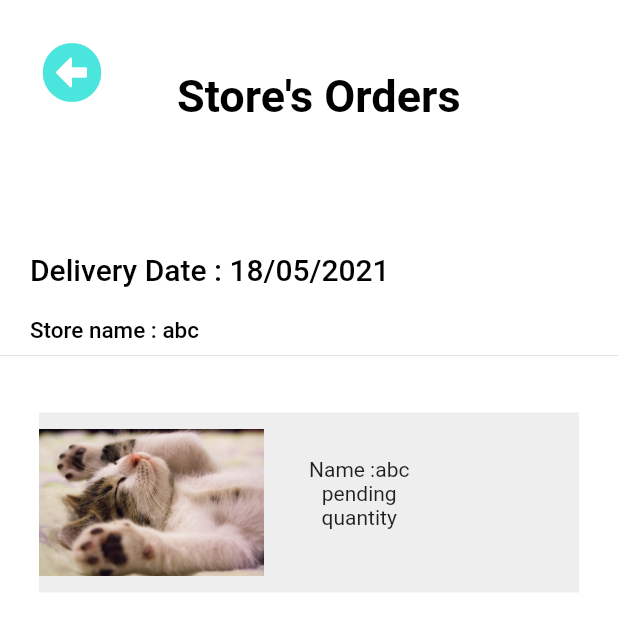
After one commit to Architlall/Grocestore, a Flutter app: the UserHome screen opened directly, after a tap on "Store Orders", on a phone screen of 412 x 824 dp. The commit adds this screen. Shown: the top 631 px of the screen. Run offline on Flutter 3.47's test engine with Material 2 defaults, Android fonts, the light colour scheme and no system bars; our stand-ins replace font_awesome_flutter, from_css_color, google_fonts.

Commit message:
fourth page ui continued

```diff
--- a/lib/customer.dart
+++ b/lib/customer.dart
@@ -63,7 +63,7 @@ class _CustomerState extends State<Customer> {
                  Container(
              alignment: Alignment.centerLeft,
             child:
-            Padding(
+           Padding(
               padding: const EdgeInsets.fromLTRB(20, 20, 0, 0),
               child: Text(
                 'Delivery Date : 18/05/2021',
--- /dev/null
+++ b/lib/store.dart
@@ -0,0 +1,104 @@
+import 'package:flutter/material.dart';
+import 'package:font_awesome_flutter/font_awesome_flutter.dart';
+import 'package:from_css_color/from_css_color.dart';
+import 'userhome.dart';
+
+class Store extends StatefulWidget {
+
+
+  @override
+  _StoreState createState() => _StoreState();
+}
+
+class _StoreState extends State<Store> {
+  @override
+  Widget build(BuildContext context) {
+    return Scaffold(
+      backgroundColor: Colors.white,
+      body: Column(
+        children: [
+             Row(
+            children: [
+               Padding(
+                 padding: const EdgeInsets.all(20.0),
+                 child: IconButton(icon:
+                  // FaIcon(FontAwesomeIcons.solidArrowAltCircleLeft,
+                  FaIcon(FontAwesomeIcons.solidArrowAltCircleLeft,
+                   color: fromCssColor('#4ae5dc'),
+                   size: 40,
+                   ) ,
+                    onPressed: (){
+                    Navigator.of(context).pop(
+                      MaterialPageRoute(builder: (context) => UserHome()));
+
+
+                 }),
+               ),
+               SizedBox(width: 30),
+          Padding(
+            padding: const EdgeInsets.fromLTRB(0, 40, 0, 0),
+            child: Text('Store\'s Orders', style: TextStyle(fontSize: 30,color: Colors.black,fontWeight: FontWeight.w600),),
+          )
+        ],
+      ),
+         Container(
+           alignment: Alignment.centerLeft,
+           child: Padding(
+                padding: const EdgeInsets.fromLTRB(20, 80, 0, 0),
+                child: Text(
+                  'Delivery Date : 18/05/2021',
+                  style: TextStyle(
+                    fontSize: 20,
+                    fontWeight: FontWeight.w500,
+                    color: Colors.black
+                    )
+                    ),
+              ),
+         ) ,
+          Container(
+           alignment: Alignment.centerLeft,
+           child: Padding(
+                padding: const EdgeInsets.fromLTRB(20, 20, 0, 0),
+                child: Text(
+                  'Store name : abc',
+                  style: TextStyle(
+                    fontSize: 15,
+                    fontWeight: FontWeight.w500,
+                    color: Colors.black
+                    )
+                    ),
+              ),
+         ) ,
+         Divider(),
+         SizedBox(height: 30),
+         Container(
+           width: 360,
+           color: Colors.grey[200],
+           height: 120,
+           child: Row(
+             children: [
+               Image.asset('assets/kitten.png',
+                width: 150,
+                height: 120,
+                alignment: Alignment.centerLeft
+                ),
+                Padding(
+                  padding: const EdgeInsets.fromLTRB(30, 30, 0, 0),
+                  child: Column(
+                    children: [
+                      Text('Name :abc'),
+                      Text('pending'),
+                      Text('quantity')
+                    ],
+                  ),
+                ),
+
+             ],
+           )
+         )
+        ]
+      ),
+
+    );
+  }
+}
--- a/lib/userhome.dart
+++ b/lib/userhome.dart
@@ -1,6 +1,7 @@
 import 'package:flutter/material.dart';
 import 'package:from_css_color/from_css_color.dart';
 import 'customer.dart';
+import 'store.dart';
 
 class UserHome extends StatefulWidget {
   @override
@@ -33,7 +34,7 @@ class _UserHomeState extends State<UserHome> {
                     ),
                     Divider(color: Colors.black),
                     Padding(
-                      padding: const EdgeInsets.fromLTRB(35, 0, 0, 0),
+                      padding: const EdgeInsets.fromLTRB(45, 0, 0, 0),
                       child: Text(
                         'Agent Name',
                         style: TextStyle(fontSize: 20, color: Colors.white),
@@ -79,9 +80,16 @@ class _UserHomeState extends State<UserHome> {
                       ),
                       Padding(
                         padding: const EdgeInsets.fromLTRB(8, 0, 0, 0),
-                        child: Text(
-                          'Store Orders',
-                          style: TextStyle(color: Colors.white),
+                        child: GestureDetector(
+                          child: Text(
+                            'Store Orders',
+                            style: TextStyle(color: Colors.white),
+                          ),
+                          onTap:(){
+                     Navigator.of(context).push(
+                     MaterialPageRoute(builder: (context) => Store()));
+
+              } ,
                         ),
                       )
                     ],
@@ -92,6 +100,7 @@ class _UserHomeState extends State<UserHome> {
             Container(height: 30),
             Text('User Orders',
                 style: TextStyle(fontSize: 30, fontWeight: FontWeight.w500)),
+                Divider(),
             Card(
                 color: Colors.grey[300],
                 child: ListTile(
```
